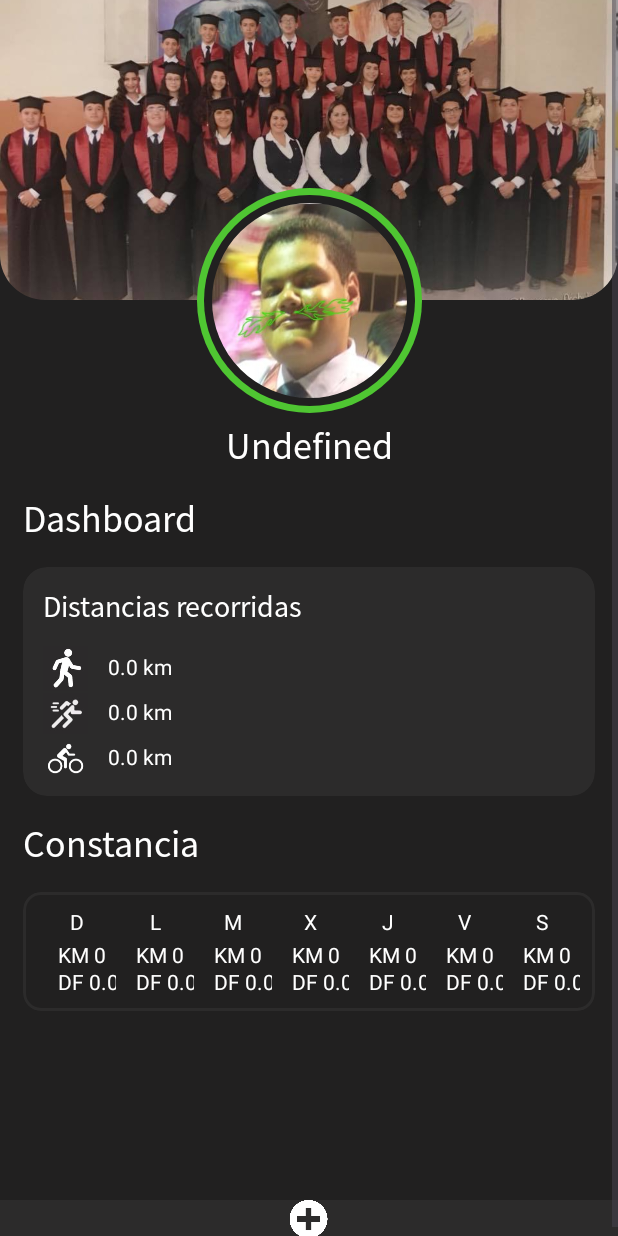
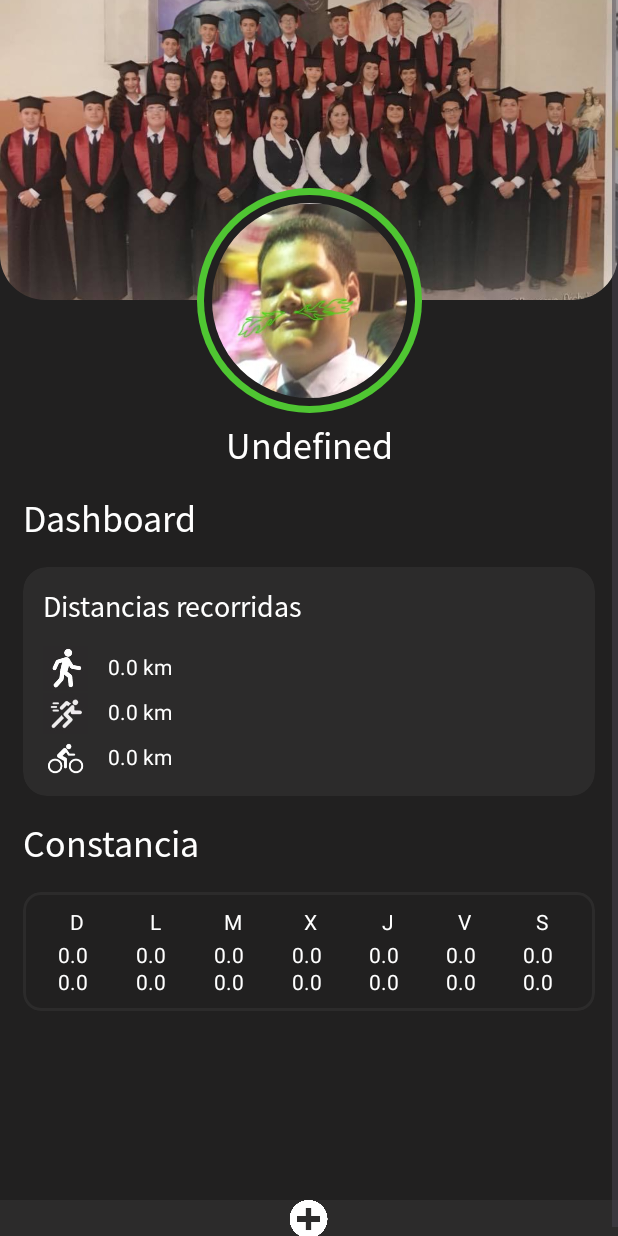
Before and after one commit to Erumeru/ProyFinalFitTrack, an Android app: the Dashboard screen opened directly, with no data from a screen before it, on a phone screen of 412 x 824 dp. Run offline under Robolectric (Android 15) with nearby library versions, the phone set to English and light mode, and no system bars; 4 statements that could not run were skipped.

Commit message:
Km y diferencia de ellos por dia de la semana(Casi terminado)

```diff
--- a/app/src/main/java/com/example/proyfinalfittrack/dashboard/Dashboard.kt
+++ b/app/src/main/java/com/example/proyfinalfittrack/dashboard/Dashboard.kt
@@ -58,7 +58,7 @@ class Dashboard : AppCompatActivity() {
         cargarTextViews()
         cargarEntrenamientos()
         cargarEntrenamientosDiasAtras(60)
-        inicializarListasTextViews()
+        calcularDiferenciaSemanaAnterior()
 
 
 
@@ -86,6 +86,8 @@ class Dashboard : AppCompatActivity() {
             agregar.putExtra("idUsuario",intent.getSerializableExtra("idUsuario") as Int)
             agregar.putExtra("nombreUsuario", intent.getSerializableExtra("nombreUsuario") as String)
             startActivity(agregar)
+
+
          //   val idUser=intent.getSerializableExtra("idUsuario") as Int
           //  val currentTimeMillis = System.currentTimeMillis()
          //   var entrenamiento=Entrenamiento(idUser,currentTimeMillis,"caminata",100f)
@@ -93,7 +95,57 @@ class Dashboard : AppCompatActivity() {
           //  dbHelper.selectAllEntrenamientos()
         }
 
-        calcularYActualizarKilometrosDiferenciasSemana()
+
+        //Sabado
+        val diferenciaSemanaAnterior = calcularDiferenciaSemanaAnterior()
+        val tvKilometrosSabado = findViewById<TextView>(R.id.tvKilometrosSabado)
+        val tvDiferenciaSabado = findViewById<TextView>(R.id.tvDiferenciaSabado)
+
+        tvKilometrosSabado.text = getString(R.string.km_format, distanciaTotalRecorrida.toString())
+        tvDiferenciaSabado.text = getString(R.string.dif_format, diferenciaSemanaAnterior.toString())
+
+        //Domingo
+        val tvKilometrosDomingo = findViewById<TextView>(R.id.tvKilometrosDomingo)
+        val tvDiferenciaDomingo = findViewById<TextView>(R.id.tvDiferenciaDomingo)
+
+        tvKilometrosDomingo.text = getString(R.string.km_format, distanciaTotalRecorrida.toString())
+        tvDiferenciaDomingo.text = getString(R.string.dif_format, diferenciaSemanaAnterior.toString())
+
+        //Lunes
+        val tvKilometrosLunes = findViewById<TextView>(R.id.tvKilometrosLunes)
+        val tvDiferenciaLunes = findViewById<TextView>(R.id.tvDiferenciaLunes)
+
+        tvKilometrosLunes.text = getString(R.string.km_format, distanciaTotalRecorrida.toString())
+        tvDiferenciaLunes.text = getString(R.string.dif_format, diferenciaSemanaAnterior.toString())
+
+        //Martes
+        val tvKilometrosMartes = findViewById<TextView>(R.id.tvKilometrosMartes)
+        val tvDiferenciaMartes = findViewById<TextView>(R.id.tvDiferenciaMartes)
+
+        tvKilometrosMartes.text = getString(R.string.km_format, distanciaTotalRecorrida.toString())
+        tvDiferenciaMartes.text = getString(R.string.dif_format, diferenciaSemanaAnterior.toString())
+
+        //Miercoles
+        val tvKilometrosMiercoles = findViewById<TextView>(R.id.tvKilometrosMiercoles)
+        val tvDiferenciaMiercoles = findViewById<TextView>(R.id.tvDiferenciaMiercoles)
+
+        tvKilometrosMiercoles.text = getString(R.string.km_format, distanciaTotalRecorrida.toString())
+        tvDiferenciaMiercoles.text = getString(R.string.dif_format, diferenciaSemanaAnterior.toString())
+
+        //Jueves
+        val tvKilometrosJueves = findViewById<TextView>(R.id.tvKilometrosJueves)
+        val tvDiferenciaJueves = findViewById<TextView>(R.id.tvDiferenciaJueves)
+
+        tvKilometrosJueves.text = getString(R.string.km_format, distanciaTotalRecorrida.toString())
+        tvDiferenciaJueves.text = getString(R.string.dif_format, diferenciaSemanaAnterior.toString())
+
+        //Viernes
+
+        val tvKilometrosViernes = findViewById<TextView>(R.id.tvKilometrosViernes)
+        val tvDiferenciaViernes = findViewById<TextView>(R.id.tvDiferenciaViernes)
+
+        tvKilometrosViernes.text = getString(R.string.km_format, distanciaTotalRecorrida.toString())
+        tvDiferenciaViernes.text = getString(R.string.dif_format, diferenciaSemanaAnterior.toString())
     }
 
     fun configurarConstancia(listaCompleta:List<Entrenamiento>,lista30DiasMenos:List<Entrenamiento>){
@@ -202,21 +254,6 @@ class Dashboard : AppCompatActivity() {
         }
     }
 
-    private fun cargarEntrenamientosDiaAnterior(dia: Int): List<Entrenamiento> {
-        val idUser = intent.getSerializableExtra("idUsuario") as Int
-        // Calcula la fecha del día anterior al especificado
-        val calendar = Calendar.getInstance()
-        calendar.add(Calendar.DAY_OF_MONTH, -dia - 1) // Resta un día adicional
-        val fechaDiaAnterior = calendar.timeInMillis
-
-        // Carga los entrenamientos del día anterior al especificado
-        val listaEntrenamientosDiaAnterior = dbHelper.getEntrenamientosPorFecha(idUser, fechaDiaAnterior)
-        println("--ENTRENAMIENTOS DEL DÍA ANTERIOR AL $dia--")
-        listaEntrenamientosDiaAnterior.forEach { ent ->
-            println("Tipo: ${ent.tipo}, Distancia: ${ent.distancia}, Fecha: ${convertirMillisAFecha(ent.fecha, "dd/MM/yyyy HH:mm:ss")}, ")
-        }
-        return listaEntrenamientosDiaAnterior
-    }
 
 
     fun eliminarUltimos30DiasListaEntrenamientos(lista:List<Entrenamiento>): List<Entrenamiento>{
@@ -318,21 +355,15 @@ class Dashboard : AppCompatActivity() {
        }
     }
 
-    fun cargarEntrenamientosDia(dia: Int): List<Entrenamiento> {
-        val idUser = intent.getSerializableExtra("idUsuario") as Int
-        // Calcula la fecha del día especificado
-        val calendar = Calendar.getInstance()
-        calendar.add(Calendar.DAY_OF_MONTH, -dia)
-        val fechaDia = calendar.timeInMillis
 
-        // Carga los entrenamientos del día especificado
-        val listaEntDiasAtras = dbHelper.getEntrenamientosPorFecha(idUser, fechaDia)
-        println("--ENTRENAMIENTOS DEL DÍA $dia--")
-        listaEntDiasAtras.forEach { ent ->
-            println("Tipo: ${ent.tipo}, Distancia: ${ent.distancia}, Fecha: ${convertirMillisAFecha(ent.fecha, "dd/MM/yyyy HH:mm:ss")}, ")
-        }
-        return listaEntDiasAtras
+    private fun calcularDiferenciaSemanaAnterior(): Float {
+        val idUser=intent.getSerializableExtra("idUsuario") as Int
+        val listaEntrenamientosSemanaAnterior = dbHelper.getEntremaientosXDiasAtras(idUser, 7) // Obtener entrenamientos de la semana anterior
+        val distanciaSemanaAnterior = listaEntrenamientosSemanaAnterior.sumByDouble { it.distancia.toDouble() }.toFloat()
+        val distanciaTotalEstaSemana = sumaTotalDistancias()
+        return distanciaTotalEstaSemana - distanciaSemanaAnterior
     }
+
 
 
 
@@ -343,68 +374,10 @@ class Dashboard : AppCompatActivity() {
     }
 
 
-    private fun inicializarListasTextViews() {
-        listaTextViewsKilometros.apply {
-            add(findViewById(R.id.tvKilometrosDomingo))
-            add(findViewById(R.id.tvKilometrosLunes))
-            add(findViewById(R.id.tvKilometrosMartes))
-            add(findViewById(R.id.tvKilometrosMiercoles))
-            add(findViewById(R.id.tvKilometrosJueves))
-            add(findViewById(R.id.tvKilometrosViernes))
-            add(findViewById(R.id.tvKilometrosSabado))
-        }
 
-        listaTextViewsDiferencia.apply {
-            add(findViewById(R.id.tvDiferenciaDomingo))
-            add(findViewById(R.id.tvDiferenciaLunes))
-            add(findViewById(R.id.tvDiferenciaMartes))
-            add(findViewById(R.id.tvDiferenciaMiercoles))
-            add(findViewById(R.id.tvDiferenciaJueves))
-            add(findViewById(R.id.tvDiferenciaViernes))
-            add(findViewById(R.id.tvDiferenciaSabado))
-        }
 
-    }
 
-    private fun calcularYActualizarKilometrosDiferenciasSemana() {
-        for (i in Calendar.SUNDAY..Calendar.SATURDAY) {
-            // Obtener la lista de entrenamientos del día actual y del día anterior
-            val listaEntrenamientosDiaActual = obtenerEntrenamientosDia(i)
-            val listaEntrenamientosDiaAnterior = obtenerEntrenamientosDiaAnterior(i)
 
-            // Calcular los kilómetros recorridos en el día actual y en el día anterior
-            val kilometrosDiaActual = calcularKilometrosRecorridos(listaEntrenamientosDiaActual)
-            val kilometrosDiaAnterior = calcularKilometrosRecorridos(listaEntrenamientosDiaAnterior)
-
-            // Calcular la diferencia entre los kilómetros del día actual y los del día anterior
-            val diferenciaKilometros = kilometrosDiaActual - kilometrosDiaAnterior
-
-            // Actualizar los TextViews correspondientes al día actual
-            listaTextViewsKilometros[i - Calendar.SUNDAY].text = "KM $kilometrosDiaActual"
-            listaTextViewsDiferencia[i - Calendar.SUNDAY].text = "DF $diferenciaKilometros"
-        }
-    }
-
-    private fun obtenerEntrenamientosDia(dia: Int): List<Entrenamiento> {
-        // Aquí llama a tu método existente para cargar los entrenamientos del día
-        return cargarEntrenamientosDia(dia)
-    }
-
-    // Función para obtener los entrenamientos del día anterior al especificado
-    private fun obtenerEntrenamientosDiaAnterior(dia: Int): List<Entrenamiento> {
-        // Aquí llama a tu método existente para cargar los entrenamientos del día anterior
-        return cargarEntrenamientosDiaAnterior(dia)
-    }
-
-    // Función para calcular los kilómetros recorridos en una lista de entrenamientos
-    private fun calcularKilometrosRecorridos(entrenamientos: List<Entrenamiento>): Float {
-        var distanciaTotal = 0.0f
-        // Suma las distancias de todos los entrenamientos en la lista
-        for (entrenamiento in entrenamientos) {
-            distanciaTotal += entrenamiento.distancia
-        }
-        return distanciaTotal
-    }
 
 
 
--- a/app/src/main/java/com/example/proyfinalfittrack/db/DatabaseHelper.kt
+++ b/app/src/main/java/com/example/proyfinalfittrack/db/DatabaseHelper.kt
@@ -141,29 +141,6 @@ class DatabaseHelper (context: Context) : SQLiteOpenHelper(context, DATABASE_NAM
     }
 
 
-    fun getEntrenamientosPorFecha(idUser: Int, fecha: Long): List<Entrenamiento> {
-        val entrenamientosList = mutableListOf<Entrenamiento>()
-
-        val query = "SELECT * FROM $TABLE_ENTRENAMIENTOS WHERE $COLUMN_FECHA = $fecha AND $COLUMN_USER_ID = $idUser"
-
-        val db = this.readableDatabase
-        val cursor = db.rawQuery(query, null)
-
-        while (cursor.moveToNext()) {
-            val userId = cursor.getInt(cursor.getColumnIndexOrThrow(COLUMN_USER_ID))
-            val fecha = cursor.getLong(cursor.getColumnIndexOrThrow(COLUMN_FECHA))
-            val tipo = cursor.getString(cursor.getColumnIndexOrThrow(COLUMN_TIPO))
-            val distancia = cursor.getFloat(cursor.getColumnIndexOrThrow(COLUMN_DISTANCIA))
-
-            val entrenamiento = Entrenamiento(userId, fecha, tipo, distancia)
-            entrenamientosList.add(entrenamiento)
-        }
-
-        cursor.close()
-        db.close()
-        return entrenamientosList
-    }
-
 
     fun selectAllEntrenamientos() {
 
@@ -204,6 +181,29 @@ class DatabaseHelper (context: Context) : SQLiteOpenHelper(context, DATABASE_NAM
         db.close()
     }
 
+    fun getEntrenamientosEnFecha(idUser: Int, fecha: Long): List<Entrenamiento> {
+        val entrenamientosList = mutableListOf<Entrenamiento>()
+        val query = "SELECT * FROM $TABLE_ENTRENAMIENTOS WHERE $COLUMN_FECHA = $fecha AND $COLUMN_USER_ID = $idUser"
+        val db = this.readableDatabase
+        val cursor = db.rawQuery(query, null)
+
+        while (cursor.moveToNext()) {
+            val userId = cursor.getInt(cursor.getColumnIndexOrThrow(COLUMN_USER_ID))
+            val fechaEntrenamiento = cursor.getLong(cursor.getColumnIndexOrThrow(COLUMN_FECHA))
+            val tipo = cursor.getString(cursor.getColumnIndexOrThrow(COLUMN_TIPO))
+            val distancia = cursor.getFloat(cursor.getColumnIndexOrThrow(COLUMN_DISTANCIA))
+
+            val entrenamiento = Entrenamiento(userId, fechaEntrenamiento, tipo, distancia)
+            entrenamientosList.add(entrenamiento)
+        }
+
+        cursor.close()
+        db.close()
+        return entrenamientosList
+    }
+
+
+
 
 
 }
--- a/app/src/main/res/layout/activity_dashboard.xml
+++ b/app/src/main/res/layout/activity_dashboard.xml
@@ -295,7 +295,7 @@
                             android:layout_height="18dp"
                             android:layout_marginStart="13dp"
                             android:layout_marginTop="22dp"
-                            android:text="KM 0"
+                            android:text="k"
                             android:textColor="@color/white"
                             app:layout_constraintStart_toStartOf="parent"
                             app:layout_constraintTop_toBottomOf="@id/domingoActivo" />
@@ -305,7 +305,7 @@
                             android:layout_width="wrap_content"
                             android:layout_height="wrap_content"
                             android:layout_marginStart="13dp"
-                            android:text="DF 0"
+                            android:text="0"
                             android:textColor="@color/white"
                             app:layout_constraintStart_toStartOf="parent"
                             app:layout_constraintTop_toBottomOf="@id/tvKilometrosDomingo" />
@@ -358,7 +358,7 @@
                             android:layout_height="18dp"
                             android:layout_marginStart="13dp"
                             android:layout_marginTop="22dp"
-                            android:text="KM 0"
+                            android:text="k"
                             android:textColor="@color/white"
                             app:layout_constraintStart_toStartOf="parent"
                             app:layout_constraintTop_toBottomOf="@id/lunesActivo" />
@@ -368,7 +368,7 @@
                             android:layout_width="wrap_content"
                             android:layout_height="wrap_content"
                             android:layout_marginStart="13dp"
-                            android:text="DF +0"
+                            android:text="0"
                             android:textColor="@color/white"
                             app:layout_constraintStart_toStartOf="parent"
                             app:layout_constraintTop_toBottomOf="@id/tvKilometrosLunes" />
@@ -421,7 +421,7 @@
                             android:layout_height="18dp"
                             android:layout_marginStart="13dp"
                             android:layout_marginTop="22dp"
-                            android:text="KM 0"
+                            android:text="k"
                             android:textColor="@color/white"
                             app:layout_constraintStart_toStartOf="parent"
                             app:layout_constraintTop_toBottomOf="@id/martesActivo" />
@@ -431,7 +431,7 @@
                             android:layout_width="wrap_content"
                             android:layout_height="wrap_content"
                             android:layout_marginStart="13dp"
-                            android:text="DF +0"
+                            android:text="0"
                             android:textColor="@color/white"
                             app:layout_constraintStart_toStartOf="parent"
                             app:layout_constraintTop_toBottomOf="@id/tvKilometrosMartes" />
@@ -484,7 +484,7 @@
                             android:layout_height="18dp"
                             android:layout_marginStart="13dp"
                             android:layout_marginTop="22dp"
-                            android:text="KM 0"
+                            android:text="k"
                             android:textColor="@color/white"
                             app:layout_constraintStart_toStartOf="parent"
                             app:layout_constraintTop_toBottomOf="@id/miercolesActivo" />
@@ -494,7 +494,7 @@
                             android:layout_width="wrap_content"
                             android:layout_height="wrap_content"
                             android:layout_marginStart="13dp"
-                            android:text="DF +0"
+                            android:text="0"
                             android:textColor="@color/white"
                             app:layout_constraintStart_toStartOf="parent"
                             app:layout_constraintTop_toBottomOf="@id/tvKilometrosMiercoles" />
@@ -546,7 +546,7 @@
                             android:layout_height="18dp"
                             android:layout_marginStart="13dp"
                             android:layout_marginTop="22dp"
-                            android:text="KM 0"
+                            android:text="k"
                             android:textColor="@color/white"
                             app:layout_constraintStart_toStartOf="parent"
                             app:layout_constraintTop_toBottomOf="@id/juevesActivo" />
@@ -556,7 +556,7 @@
                             android:layout_width="wrap_content"
                             android:layout_height="wrap_content"
                             android:layout_marginStart="13dp"
-                            android:text="DF +0"
+                            android:text="0"
                             android:textColor="@color/white"
                             app:layout_constraintStart_toStartOf="parent"
                             app:layout_constraintTop_toBottomOf="@id/tvKilometrosJueves" />
@@ -608,7 +608,7 @@
                             android:layout_height="18dp"
                             android:layout_marginStart="13dp"
                             android:layout_marginTop="22dp"
-                            android:text="KM 0"
+                            android:text="k"
                             android:textColor="@color/white"
                             app:layout_constraintStart_toStartOf="parent"
                             app:layout_constraintTop_toBottomOf="@id/viernesActivo" />
@@ -618,7 +618,7 @@
                             android:layout_width="wrap_content"
                             android:layout_height="wrap_content"
                             android:layout_marginStart="13dp"
-                            android:text="DF +0"
+                            android:text="0"
                             android:textColor="@color/white"
                             app:layout_constraintStart_toStartOf="parent"
                             app:layout_constraintTop_toBottomOf="@id/tvKilometrosViernes" />
@@ -670,7 +670,7 @@
                             android:layout_height="18dp"
                             android:layout_marginStart="13dp"
                             android:layout_marginTop="22dp"
-                            android:text="KM 0"
+                            android:text="k"
                             android:textColor="@color/white"
                             app:layout_constraintStart_toStartOf="parent"
                             app:layout_constraintTop_toBottomOf="@id/sabadoActivo" />
@@ -680,7 +680,7 @@
                             android:layout_width="wrap_content"
                             android:layout_height="wrap_content"
                             android:layout_marginStart="13dp"
-                            android:text="DF +0"
+                            android:text="0"
                             android:textColor="@color/white"
                             app:layout_constraintStart_toStartOf="parent"
                             app:layout_constraintTop_toBottomOf="@id/tvKilometrosSabado" />
--- a/app/src/main/res/values/strings.xml
+++ b/app/src/main/res/values/strings.xml
@@ -1 +1,4 @@
-<resources></resources>
+<resources>
+    <string name="km_format">%s</string>
+    <string name="dif_format">%s</string>
+</resources>
```
